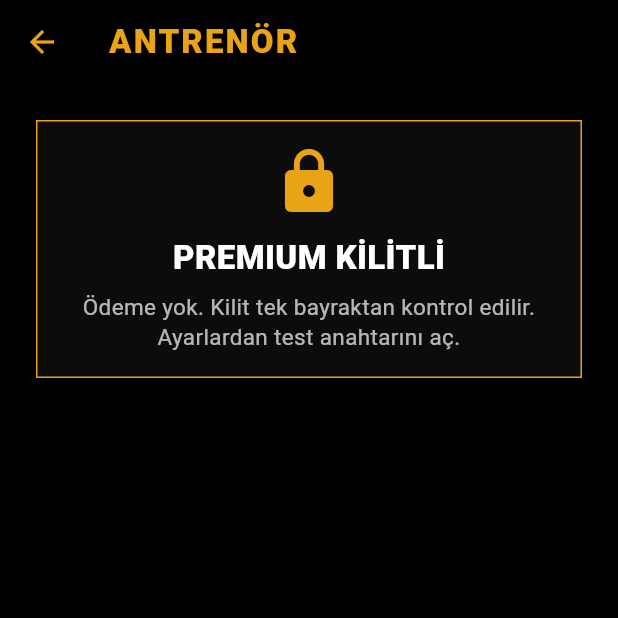
After one commit to ismail1999271-bot/I_am_discipline, a Flutter app: the TrainerScreen screen opened directly, on a phone screen of 412 x 824 dp, the top half of it. The commit adds this screen. Run offline on Flutter 3.47's test engine with Material 3 defaults, Android fonts, the phone set to English and light mode, and no system bars; our stand-ins replace fl_chart, flutter_local_notifications, shared_preferences, table_calendar, timezone; accounts and stored records are empty.

Commit message:
Premium kilitleri: kalori, diyetisyen ve antrenör
Ödeme yok. Kilit tek bayraktan açılır. 3D animasyon yer tutucu.

```diff
--- a/lib/screens/more_screen.dart
+++ b/lib/screens/more_screen.dart
@@ -1,6 +1,9 @@
 import 'package:flutter/material.dart';
+import 'package:i_am_disiplin/screens/calorie_screen.dart';
+import 'package:i_am_disiplin/screens/diet_screen.dart';
 import 'package:i_am_disiplin/screens/film_screen.dart';
 import 'package:i_am_disiplin/screens/settings_screen.dart';
+import 'package:i_am_disiplin/screens/trainer_screen.dart';
 import 'package:i_am_disiplin/widgets/common.dart';
 
 class MoreScreen extends StatelessWidget {
@@ -14,6 +17,9 @@ class MoreScreen extends StatelessWidget {
         padding: const EdgeInsets.all(16),
         children: [
           _link(context, 'FİLMLER', const FilmScreen()),
+          _link(context, 'KALORİ', const CalorieScreen()),
+          _link(context, 'DİYETİSYEN', const DietScreen()),
+          _link(context, 'ANTRENÖR', const TrainerScreen()),
           _link(context, 'AYARLAR', const SettingsScreen()),
         ],
       ),
--- /dev/null
+++ b/lib/screens/trainer_screen.dart
@@ -0,0 +1,70 @@
+import 'package:flutter/material.dart';
+import 'package:i_am_disiplin/data/catalog.dart';
+import 'package:i_am_disiplin/widgets/common.dart';
+import 'package:i_am_disiplin/widgets/premium_gate.dart';
+
+class TrainerScreen extends StatelessWidget {
+  const TrainerScreen({super.key});
+
+  @override
+  Widget build(BuildContext context) {
+    return PremiumGate(
+      title: 'ANTRENÖR',
+      child: Scaffold(
+        appBar: AppBar(title: const Text('ANTRENÖR')),
+        body: ListView(
+          padding: const EdgeInsets.all(16),
+          children: [
+            Container(
+              height: 140,
+              alignment: Alignment.center,
+              decoration: BoxDecoration(border: Border.all(color: gold(context))),
+              child: const Text(
+                '3D ANİMASYON YAKINDA',
+                style: TextStyle(fontWeight: FontWeight.w900, letterSpacing: 1.2),
+              ),
+            ),
+            const SizedBox(height: 18),
+            const SectionTitle('PROGRAMLAR'),
+            const SizedBox(height: 8),
+            for (final p in programs)
+              Padding(
+                padding: const EdgeInsets.only(bottom: 8),
+                child: SharpCard(
+                  child: Column(
+                    crossAxisAlignment: CrossAxisAlignment.start,
+                    children: [
+                      Text(p.name, style: const TextStyle(fontSize: 18, fontWeight: FontWeight.w900)),
+                      const SizedBox(height: 4),
+                      Text(p.detail, style: const TextStyle(color: Colors.white70)),
+                      const SizedBox(height: 6),
+                      Text(p.moves.join(' · '), style: TextStyle(color: gold(context), fontWeight: FontWeight.w700)),
+                    ],
+                  ),
+                ),
+              ),
+            const SizedBox(height: 16),
+            const SectionTitle('EGZERSİZLER'),
+            const SizedBox(height: 8),
+            for (final m in moves)
+              Padding(
+                padding: const EdgeInsets.only(bottom: 8),
+                child: SharpCard(
+                  padding: const EdgeInsets.all(12),
+                  child: Column(
+                    crossAxisAlignment: CrossAxisAlignment.start,
+                    children: [
+                      Text(m.name, style: const TextStyle(fontWeight: FontWeight.w900, fontSize: 16)),
+                      const SizedBox(height: 4),
+                      Text('Kas: ${m.muscle}'),
+                      Text('Ekipman: ${m.gear}   ·   Seviye: ${m.level}', style: const TextStyle(color: Colors.white54)),
+                    ],
+                  ),
+                ),
+              ),
+          ],
+        ),
+      ),
+    );
+  }
+}
--- /dev/null
+++ b/lib/widgets/premium_gate.dart
@@ -0,0 +1,41 @@
+import 'package:flutter/material.dart';
+import 'package:i_am_disiplin/services/store.dart';
+import 'package:i_am_disiplin/widgets/common.dart';
+
+class PremiumGate extends StatelessWidget {
+  final String title;
+  final Widget child;
+  const PremiumGate({super.key, required this.title, required this.child});
+
+  @override
+  Widget build(BuildContext context) {
+    return AnimatedBuilder(
+      animation: AppStore.I,
+      builder: (context, _) {
+        if (AppStore.I.isPremium) return child;
+        return Scaffold(
+          appBar: AppBar(title: Text(title)),
+          body: Padding(
+            padding: const EdgeInsets.all(24),
+            child: SharpCard(
+              child: Column(
+                mainAxisSize: MainAxisSize.min,
+                children: [
+                  Icon(Icons.lock, color: gold(context), size: 48),
+                  const SizedBox(height: 12),
+                  const Text('PREMIUM KİLİTLİ', style: TextStyle(fontSize: 22, fontWeight: FontWeight.w900)),
+                  const SizedBox(height: 8),
+                  const Text(
+                    'Ödeme yok. Kilit tek bayraktan kontrol edilir. Ayarlardan test anahtarını aç.',
+                    textAlign: TextAlign.center,
+                    style: TextStyle(color: Colors.white70),
+                  ),
+                ],
+              ),
+            ),
+          ),
+        );
+      },
+    );
+  }
+}
```
Also changed, not shown: lib/screens/calorie_screen.dart (added, +95 -0 lines), lib/screens/diet_screen.dart (added, +80 -0 lines).
